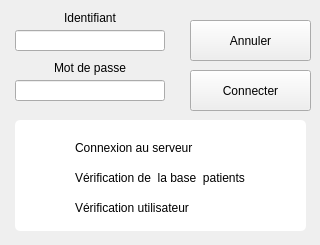
ukinoki/Rufus, file Dialogs/dlg_identificationuser.ui: the form before one commit.
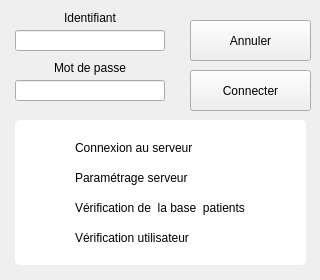
The form after the commit. Icons and pictures are not drawn. Custom widgets are drawn as their Qt base class.

Patch:
```diff
--- a/Dialogs/dlg_identificationuser.ui
+++ b/Dialogs/dlg_identificationuser.ui
@@ -10,7 +10,7 @@
     <x>0</x>
     <y>0</y>
     <width>320</width>
-    <height>245</height>
+    <height>280</height>
    </rect>
   </property>
   <property name="sizePolicy">
@@ -22,13 +22,13 @@
   <property name="minimumSize">
    <size>
     <width>320</width>
-    <height>245</height>
+    <height>280</height>
    </size>
   </property>
   <property name="maximumSize">
    <size>
     <width>320</width>
-    <height>245</height>
+    <height>280</height>
    </size>
   </property>
   <widget class="QLabel" name="IdUserlabel">
@@ -201,7 +201,7 @@
      <x>15</x>
      <y>120</y>
      <width>291</width>
-     <height>111</height>
+     <height>145</height>
     </rect>
    </property>
    <property name="styleSheet">
@@ -231,7 +231,7 @@
     <property name="geometry">
      <rect>
       <x>60</x>
-      <y>50</y>
+      <y>80</y>
       <width>210</width>
       <height>16</height>
      </rect>
@@ -263,7 +263,7 @@
     <property name="geometry">
      <rect>
       <x>35</x>
-      <y>50</y>
+      <y>80</y>
       <width>15</width>
       <height>15</height>
      </rect>
@@ -282,7 +282,7 @@
     <property name="geometry">
      <rect>
       <x>60</x>
-      <y>80</y>
+      <y>110</y>
       <width>210</width>
       <height>16</height>
      </rect>
@@ -295,7 +295,39 @@
     <property name="geometry">
      <rect>
       <x>35</x>
-      <y>80</y>
+      <y>110</y>
+      <width>15</width>
+      <height>15</height>
+     </rect>
+    </property>
+    <property name="text">
+     <string/>
+    </property>
+    <property name="pixmap">
+     <pixmap resource="../assets/Images/images.qrc">:/unchecked.png</pixmap>
+    </property>
+    <property name="scaledContents">
+     <bool>true</bool>
+    </property>
+   </widget>
+   <widget class="UpLabel" name="GlobaleVariablesupLabel">
+    <property name="geometry">
+     <rect>
+      <x>60</x>
+      <y>50</y>
+      <width>210</width>
+      <height>16</height>
+     </rect>
+    </property>
+    <property name="text">
+     <string>Paramétrage serveur</string>
+    </property>
+   </widget>
+   <widget class="UpLabel" name="IconGlobalSQLupLabel">
+    <property name="geometry">
+     <rect>
+      <x>35</x>
+      <y>50</y>
       <width>15</width>
       <height>15</height>
      </rect>
@@ -313,16 +345,16 @@
   </widget>
  </widget>
  <customwidgets>
-  <customwidget>
-   <class>UpLabel</class>
-   <extends>QLabel</extends>
-   <header>uplabel.h</header>
-  </customwidget>
   <customwidget>
    <class>UpPushButton</class>
    <extends>QPushButton</extends>
    <header>uppushbutton.h</header>
   </customwidget>
+  <customwidget>
+   <class>UpLabel</class>
+   <extends>QLabel</extends>
+   <header>uplabel.h</header>
+  </customwidget>
  </customwidgets>
  <tabstops>
   <tabstop>LoginlineEdit</tabstop>
```
